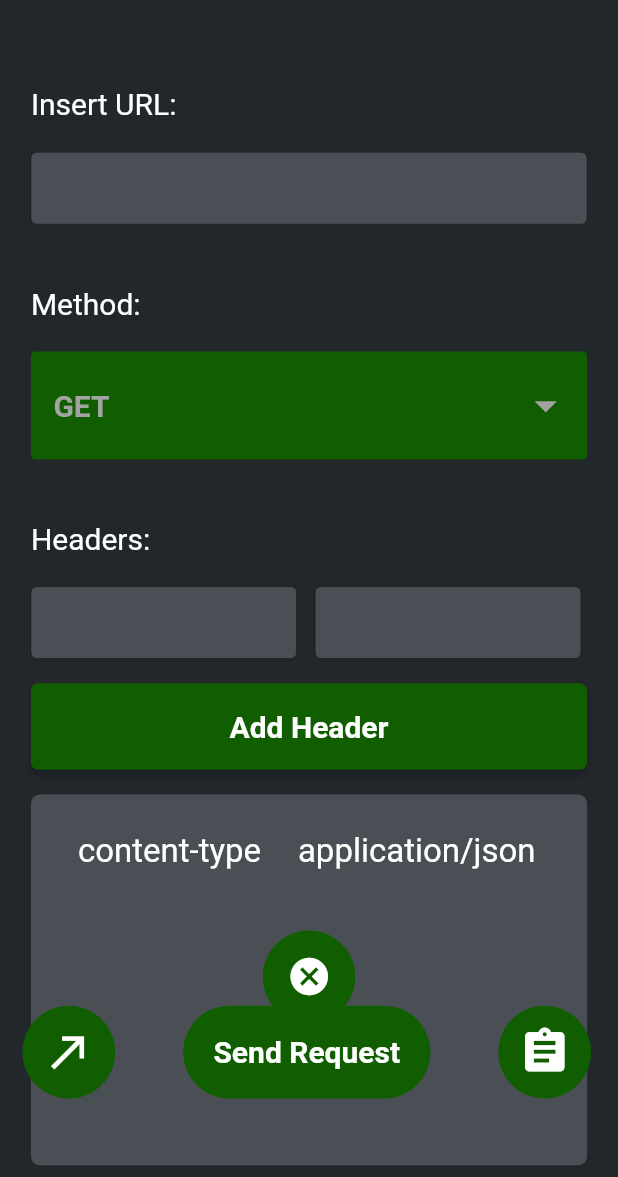
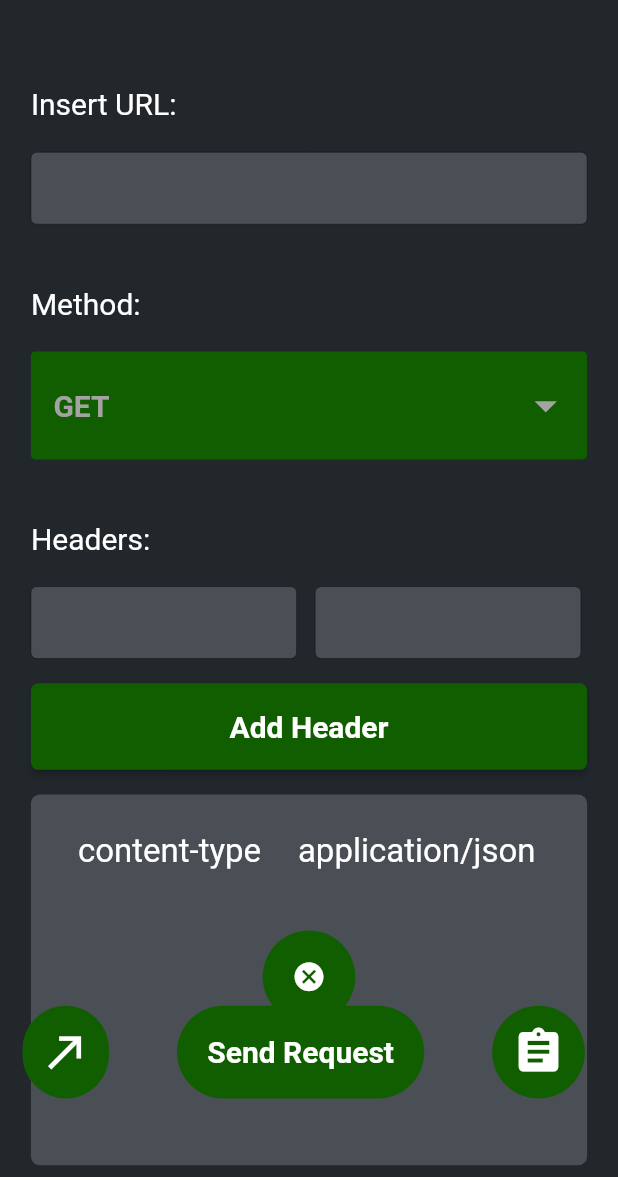
Before and after one commit to Eschechola/HTRest-Apps, a Flutter app: the screen it shows after launch, on a phone screen of 412 x 824 dp, the part 59-1236 px from its top. Run offline on Flutter 3.47's test engine with Material 2 defaults, Android fonts, the phone set to English and light mode, and no system bars.

Commit message:
Flutter - Arrumado bug de icone

```diff
--- a/Flutter/Aplicativo/app/lib/pages/index/index.dart
+++ b/Flutter/Aplicativo/app/lib/pages/index/index.dart
@@ -522,10 +522,11 @@ class _Index extends State<Index> {
                                                           color: Colors.transparent
                                                         ),
                                                       ),
-                                                      child: Icon(
+                                                      child:
+                                                      Icon(
                                                         Icons.cancel,
                                                         color: AppColors.secondaryColor,
-                                                        size:30,
+                                                        size:23,
                                                       ),
                                                       onPressed: () {},
                                                     ),
@@ -563,7 +564,7 @@ class _Index extends State<Index> {
                           left:15,
                         ),
                         child: Container(
-                          width: MediaQuery.of(context).size.width*0.15,
+                          width: MediaQuery.of(context).size.width*0.14,
                           height: MediaQuery.of(context).size.width*0.15,
                           decoration: BoxDecoration(
                             color: selectedHTTPColor,
```
